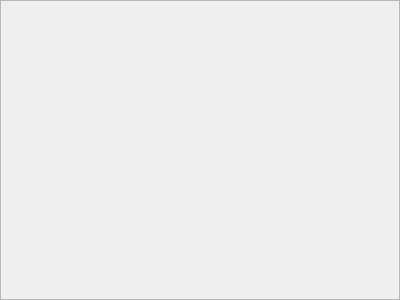
First picture: the form in forms/tabscroll.ui, repository WTS012201/Text-Extraction-Tool, before the edit.
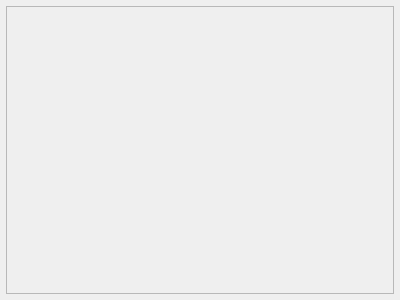
Second picture: the form after the edit.

What changed in the file:
```diff
--- a/forms/tabscroll.ui
+++ b/forms/tabscroll.ui
@@ -15,19 +15,28 @@
   </property>
   <layout class="QVBoxLayout" name="verticalLayout">
    <property name="leftMargin">
-    <number>0</number>
+    <number>6</number>
    </property>
    <property name="topMargin">
-    <number>0</number>
+    <number>6</number>
    </property>
    <property name="rightMargin">
-    <number>0</number>
+    <number>6</number>
    </property>
    <property name="bottomMargin">
-    <number>0</number>
+    <number>6</number>
    </property>
    <item>
     <widget class="QScrollArea" name="scrollArea">
+     <property name="verticalScrollBarPolicy">
+      <enum>Qt::ScrollBarAsNeeded</enum>
+     </property>
+     <property name="horizontalScrollBarPolicy">
+      <enum>Qt::ScrollBarAsNeeded</enum>
+     </property>
+     <property name="sizeAdjustPolicy">
+      <enum>QAbstractScrollArea::AdjustToContents</enum>
+     </property>
      <property name="widgetResizable">
       <bool>true</bool>
      </property>
@@ -36,11 +45,14 @@
        <rect>
         <x>0</x>
         <y>0</y>
-        <width>398</width>
-        <height>298</height>
+        <width>386</width>
+        <height>286</height>
        </rect>
       </property>
       <layout class="QVBoxLayout" name="verticalLayout_5">
+       <property name="spacing">
+        <number>0</number>
+       </property>
        <property name="leftMargin">
         <number>0</number>
        </property>
```
